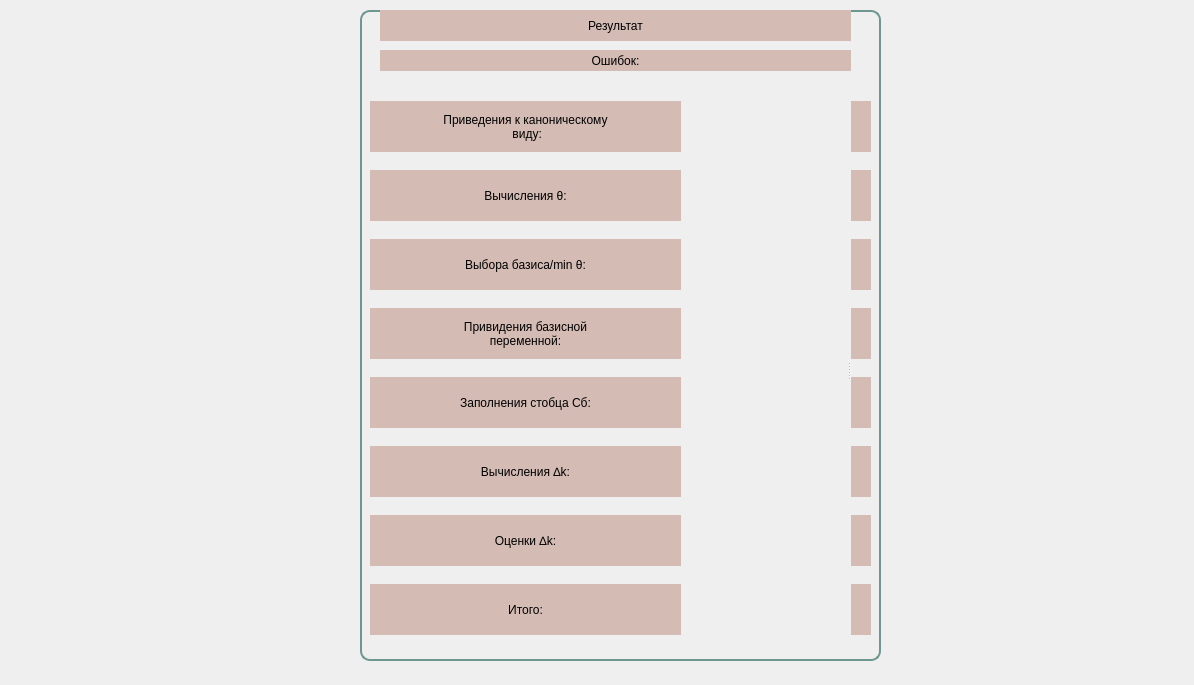
Old version of the form rating.ui in the repository Haveryx/SimplexMethod.
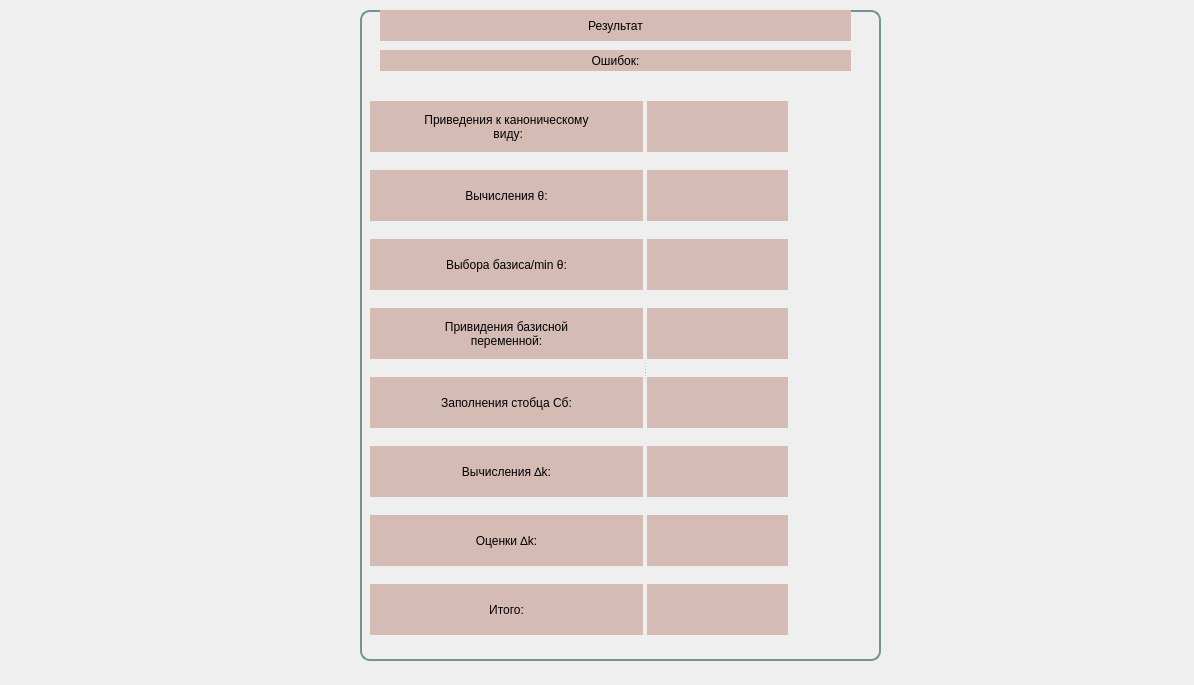
New version of the form.

```diff
--- a/rating.ui
+++ b/rating.ui
@@ -78,7 +78,7 @@
      <rect>
       <x>10</x>
       <y>79</y>
-      <width>501</width>
+      <width>511</width>
       <height>561</height>
      </rect>
     </property>
@@ -223,6 +223,12 @@
      <layout class="QVBoxLayout" name="verticalLayout_2">
       <item>
        <widget class="QLabel" name="label_5">
+        <property name="minimumSize">
+         <size>
+          <width>141</width>
+          <height>51</height>
+         </size>
+        </property>
         <property name="maximumSize">
          <size>
           <width>141</width>
@@ -239,6 +245,12 @@
       </item>
       <item>
        <widget class="QLabel" name="label_7">
+        <property name="minimumSize">
+         <size>
+          <width>141</width>
+          <height>51</height>
+         </size>
+        </property>
         <property name="maximumSize">
          <size>
           <width>141</width>
@@ -255,6 +267,12 @@
       </item>
       <item>
        <widget class="QLabel" name="label_9">
+        <property name="minimumSize">
+         <size>
+          <width>141</width>
+          <height>51</height>
+         </size>
+        </property>
         <property name="maximumSize">
          <size>
           <width>141</width>
@@ -271,6 +289,12 @@
       </item>
       <item>
        <widget class="QLabel" name="label_16">
+        <property name="minimumSize">
+         <size>
+          <width>141</width>
+          <height>51</height>
+         </size>
+        </property>
         <property name="maximumSize">
          <size>
           <width>141</width>
@@ -287,6 +311,12 @@
       </item>
       <item>
        <widget class="QLabel" name="label_11">
+        <property name="minimumSize">
+         <size>
+          <width>141</width>
+          <height>51</height>
+         </size>
+        </property>
         <property name="maximumSize">
          <size>
           <width>141</width>
@@ -303,6 +333,12 @@
       </item>
       <item>
        <widget class="QLabel" name="label_13">
+        <property name="minimumSize">
+         <size>
+          <width>141</width>
+          <height>51</height>
+         </size>
+        </property>
         <property name="maximumSize">
          <size>
           <width>141</width>
@@ -319,6 +355,12 @@
       </item>
       <item>
        <widget class="QLabel" name="label_15">
+        <property name="minimumSize">
+         <size>
+          <width>141</width>
+          <height>51</height>
+         </size>
+        </property>
         <property name="maximumSize">
          <size>
           <width>141</width>
@@ -335,6 +377,12 @@
       </item>
       <item>
        <widget class="QLabel" name="label_3">
+        <property name="minimumSize">
+         <size>
+          <width>141</width>
+          <height>51</height>
+         </size>
+        </property>
         <property name="maximumSize">
          <size>
           <width>141</width>
```
